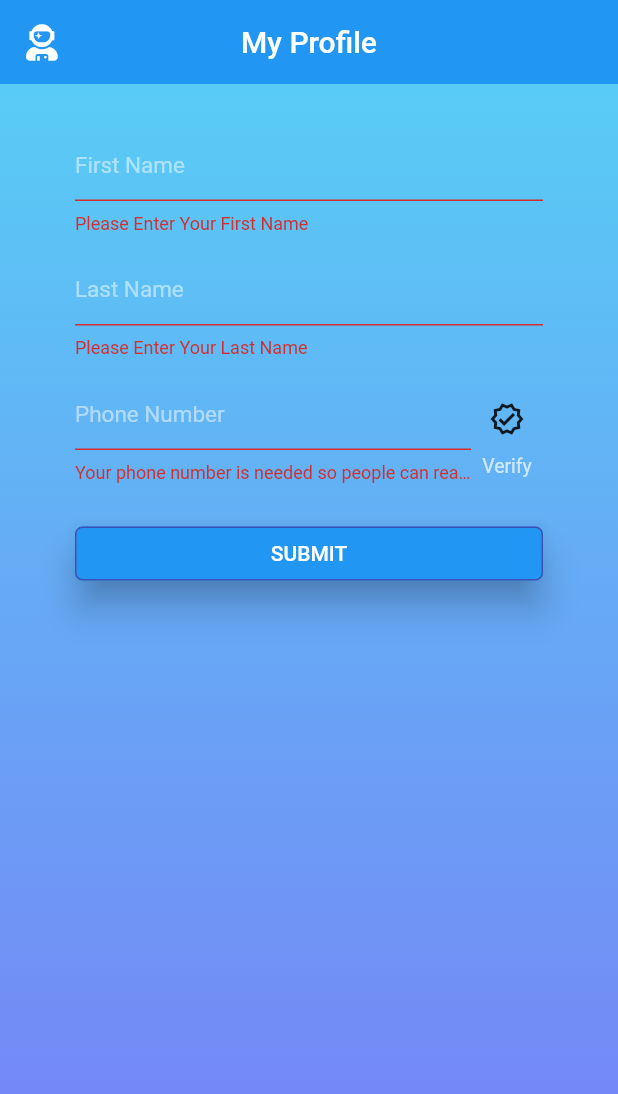
After one commit to One2mellow/handly_app, a Flutter app: the UpdateUserProfile screen opened directly, after a tap on "SUBMIT", on a phone screen of 412 x 824 dp. The commit adds this screen. Shown: the top 1094 px of the screen. Run offline on Flutter 3.47's test engine with Material 2 defaults, Android fonts, the phone set to English and light mode, and no system bars; our stand-ins replace cloud_firestore, firebase_auth, firebase_core, flutter_spinkit, font_awesome_flutter, google_sign_in and 2 more; missing offline and left inert: fab_circular_menu, flutter_facebook_auth, geoflutterfire2; accounts and stored records are empty; network calls fail.

Commit message:
added user profile update page need to solve phone verification

```diff
--- a/lib/pages/login/create_account.dart
+++ b/lib/pages/login/create_account.dart
@@ -1,5 +1,6 @@
 import 'package:firebase_auth/firebase_auth.dart';
 import 'package:flutter/material.dart';
+import 'package:flutter/services.dart';
 import 'package:handly_app/pages/shared/loading.dart';
 import 'package:handly_app/services/auth.dart';
 
@@ -18,7 +19,7 @@ class _CreateNewAccountState extends State<CreateNewAccount> {
 
   final AuthService _auth = AuthService();
 
-  String email = '', password = '', passwordConfirm = '';
+  String email = '', password = '', passwordConfirm = '', phoneNumber = '';
   bool _termsAgreed = false;
   final formKey = GlobalKey<FormState>();
   bool loading = false;
--- /dev/null
+++ b/lib/pages/user/update_user_profile.dart
@@ -0,0 +1,253 @@
+import 'package:firebase_auth/firebase_auth.dart';
+import 'package:flutter/material.dart';
+import 'package:font_awesome_flutter/font_awesome_flutter.dart';
+import 'package:geoflutterfire2/geoflutterfire2.dart';
+import 'package:handly_app/pages/shared/loading.dart';
+import 'package:handly_app/models/handly_calls_model.dart';
+import 'package:handly_app/services/get_location.dart';
+import 'package:handly_app/services/handly_calls.dart';
+import 'package:numberpicker/numberpicker.dart';
+import 'package:location/location.dart';
+
+
+class UpdateUserProfile extends StatefulWidget {
+  @override
+  _UpdateUserProfileState createState() => _UpdateUserProfileState();
+}
+
+class _UpdateUserProfileState extends State<UpdateUserProfile> {
+
+
+  final FirebaseAuth _ath = FirebaseAuth.instance;
+  final formKey = GlobalKey<FormState>();
+  bool loading = false;
+  bool _val = true;
+  String phoneNumber = '', firstName = '', lastName = '', smsVerify, verificationId;
+
+  @override
+
+  Widget build(BuildContext context) {
+
+
+    Future<void> verfiyPhone() async{
+      final PhoneCodeAutoRetrievalTimeout autoRetrieve = (String verId){
+        this.verificationId = verId;
+      };
+
+      final PhoneCodeSent smsCodeSent= (String verId, [int forceCodeResent]) {
+        this.verificationId = verId;
+      };
+
+      final PhoneVerificationCompleted verifiedSuccess = (AuthCredential auth){};
+      final PhoneVerificationFailed verifyFailed= (e){
+        print('${e.message}');
+      };
+      await FirebaseAuth.instance.verifyPhoneNumber(
+        phoneNumber: phoneNumber,
+        timeout: const Duration(seconds: 5),
+        verificationCompleted : verifiedSuccess,
+        verificationFailed: verifyFailed,
+        codeSent: smsCodeSent,
+        codeAutoRetrievalTimeout: autoRetrieve,
+
+      );
+
+    }
+
+
+    if (loading) {
+      return Loading();
+    } else {
+      return SafeArea(
+        child: Scaffold(
+          appBar: AppBar(
+            leading: Icon(FontAwesomeIcons.userAstronaut),
+            centerTitle: true,
+            elevation: 0,
+            title: Text(
+              'My Profile',
+            ),
+          ),
+          body: Form(
+            key: formKey,
+            child: Container(
+              decoration: BoxDecoration(
+                gradient: LinearGradient(
+                  begin: Alignment.topCenter,
+                  end: Alignment.bottomCenter,
+                  colors: [
+                    Color.fromRGBO(88, 204, 245, 1.0),
+                    Color.fromRGBO(120, 127, 246, 1.0),
+                  ],
+                ),
+              ),
+              child: Padding(
+                padding: EdgeInsets.fromLTRB(50, 30, 50, 5),
+                child: ListView(
+                  children: [
+                    TextFormField(
+                      keyboardType: TextInputType.name,
+                      autovalidateMode: AutovalidateMode.onUserInteraction,
+                      onChanged: (val) {
+                        setState(() => firstName = val);
+                      },
+                      validator: (val) {
+                        if (val.isEmpty)  {
+                          return 'Please Enter Your First Name';
+                        }
+                        return null;
+                      },
+                      decoration: InputDecoration(
+                        hintText: 'First Name',
+                        hintStyle: TextStyle(
+                          color: Colors.white70.withOpacity(0.5),
+                        ),
+                      ),
+                      style: TextStyle(
+                        color: Colors.white70,
+                        fontSize: 15.0,
+                      ),
+                    ), //First Name
+                    SizedBox(height: 13.0,),
+                    TextFormField(
+                      keyboardType: TextInputType.name,
+                      autovalidateMode: AutovalidateMode.onUserInteraction,
+                      onChanged: (val) {
+                        setState(() => lastName = val);
+                      },
+                      validator: (val) {
+                        if (val.isEmpty)  {
+                          return 'Please Enter Your Last Name';
+                        }
+                        return null;
+                      },
+                      decoration: InputDecoration(
+                        hintText: 'Last Name',
+                        hintStyle: TextStyle(
+                          color: Colors.white70.withOpacity(0.5),
+                        ),
+                      ),
+                      style: TextStyle(
+                        color: Colors.white70,
+                        fontSize: 15.0,
+                      ),
+                    ), //Last Name
+                    SizedBox(height: 13,),
+                    Row(
+                      children: [
+                        Flexible(
+                          child: TextFormField(
+                            keyboardType: TextInputType.number,
+                            autovalidateMode: AutovalidateMode.onUserInteraction,
+                            onChanged: (val) {
+                              setState(() => phoneNumber = val);
+                            },
+                            validator: (val) {
+                              if (val.isEmpty)  {
+                                return 'Your phone number is needed so people can reach out to you';
+                              }
+                              return null;
+                            },
+                            decoration: InputDecoration(
+                              hintText: 'Phone Number',
+                              hintStyle: TextStyle(
+                                color: Colors.white70.withOpacity(0.5),
+                              ),
+                            ),
+                            style: TextStyle(
+                              color: Colors.white70,
+                              fontSize: 15.0,
+                            ),
+                          ),
+                        ),
+                        Column(
+                          children: [
+                            IconButton(
+                              tooltip: 'Verify',
+                              icon: Icon(Icons.verified_outlined),
+                              onPressed: () async {
+                                verfiyPhone();
+                                showModalBottomSheet(context: context, builder: (BuildContext context) {
+                                  return Container(
+                                    child: Column(
+                                      children: [
+                                        TextField(
+                                          decoration: InputDecoration(
+                                            hintText: "Enter your phone number",
+                                          ),
+                                          onChanged: (value){
+                                            phoneNumber = value;
+                                            },
+                                        ),
+                                        TextButton(
+                                            onPressed: () async {
+                                              final AuthCredential credential = PhoneAuthProvider.credential(
+                                                verificationId: verificationId,
+                                                smsCode: smsVerify,);
+
+                                              await _ath.currentUser.updatePhoneNumber(credential);
+                                              await _ath.currentUser.updateProfile(displayName:'$firstName $lastName');
+                                              Navigator.pop(context);
+                                            },
+                                            child: Text('submit!'),
+                                        ),
+                                      ],
+                                    ),
+                                  );
+                                },
+                                );
+                              },
+                            ),
+                            Text(
+                                'Verify',
+                              style: TextStyle(
+                                fontSize: 13,
+                                color: Colors.white70,
+                              ),
+                            ),
+                          ],
+                        ),
+                      ],
+                    ), //phone number
+                    SizedBox(height: 13,),
+                    AnimatedSwitcher(
+                      duration: const Duration(milliseconds: 700),
+                      child: _val ? Container() : null, //type,
+                    ),
+                    SizedBox(height: 10,),
+                    ElevatedButton(
+                      style: ButtonStyle(
+                        elevation: MaterialStateProperty.all(10),
+                        shape: MaterialStateProperty.all<RoundedRectangleBorder>(
+                            RoundedRectangleBorder(
+                              borderRadius: BorderRadius.circular(5.0),
+                              side: BorderSide(color: Colors.indigo),
+                            )
+                        ),
+                      ),
+                      onPressed: () async {
+                        if(formKey.currentState.validate()) {
+
+                          final AuthCredential credential = PhoneAuthProvider.credential(
+                            verificationId: verificationId,
+                            smsCode: smsVerify,);
+
+                          await _ath.currentUser.updatePhoneNumber(credential);
+                          await _ath.currentUser.updateProfile(displayName:'$firstName $lastName');
+                          Navigator.pop(context);
+                        } else {
+                          print(Error);
+                        }
+                      },
+                      child: Text('SUBMIT'),
+                    ),
+                  ],
+                ),
+              ),
+            ),
+          ),
+        ),
+      );
+    }
+  }
+}
--- a/lib/wrapper.dart
+++ b/lib/wrapper.dart
@@ -1,6 +1,7 @@
 import 'package:flutter/material.dart';
 import 'package:handly_app/pages/home/home.dart';
 import 'package:handly_app/pages/login/login.dart';
+import 'package:handly_app/pages/user/update_user_profile.dart';
 import 'package:provider/provider.dart';
 import 'package:firebase_auth/firebase_auth.dart';
 
@@ -14,6 +15,8 @@ class Wrapper extends StatelessWidget {
     //return either home or login widget
     if (user == null) {
       return Login();
+    } else if (user.phoneNumber == null || user.displayName == null) {
+      return UpdateUserProfile();
     } else {
       return Home();
     }
```
Also changed, not shown: lib/pages/handly_calls/handly_call_details.dart (+11 -13 lines), lib/services/auth.dart (+7 -2 lines), 2 other files.
